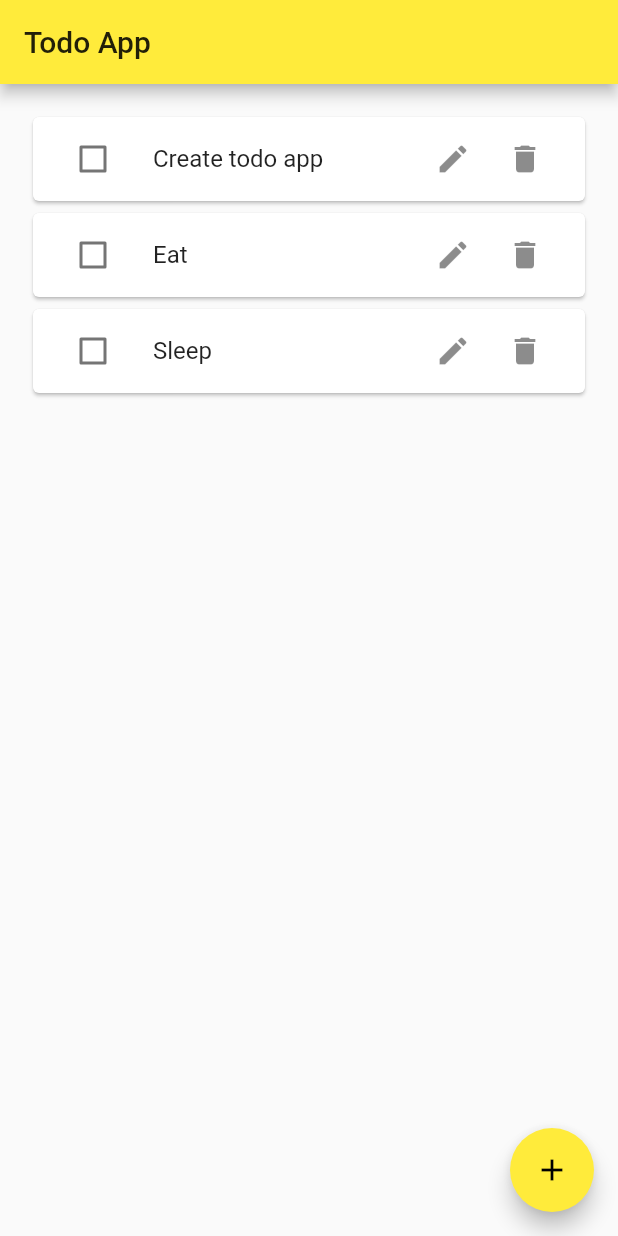
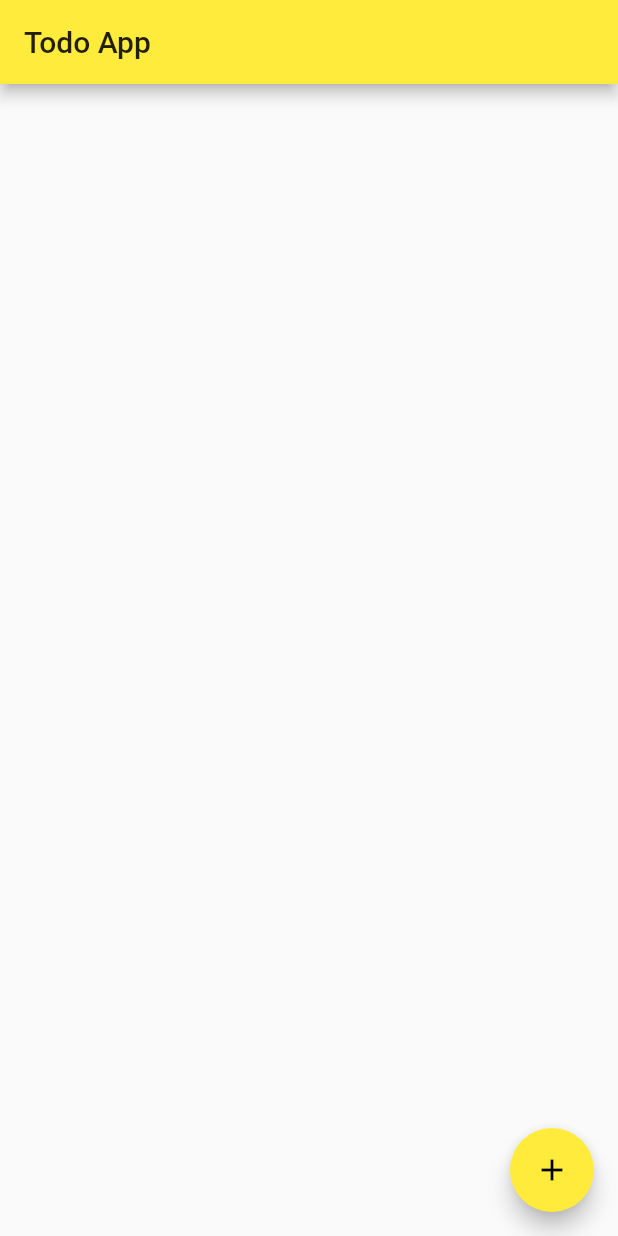
Before and after one commit to happyharis/ntu-flutter-workshop-2021, a Flutter app: the screen it shows after launch, on a phone screen of 412 x 824 dp. Run offline on Flutter 3.47's test engine with Material 2 defaults, Android fonts, the phone set to English and light mode, and no system bars.

Commit message:
Add task notifier

```diff
--- a/todo_app/lib/main.dart
+++ b/todo_app/lib/main.dart
@@ -1,4 +1,6 @@
 import 'package:flutter/material.dart';
+import 'package:provider/provider.dart';
+import 'package:todo_app/task_notifier.dart';
 import 'add_screen.dart';
 
 void main() {
@@ -8,13 +10,16 @@ void main() {
 class TodoApp extends StatelessWidget {
   @override
   Widget build(BuildContext context) {
-    return MaterialApp(
+    return ChangeNotifierProvider(
+      create: (context) => TaskNotifer(),
+      child: MaterialApp(
         title: 'Todo App',
         theme: ThemeData(primarySwatch: Colors.yellow),
         home: HomeScreen(),
         routes: {
           'add': (_) => AddScreen(),
         },
+      ),
     );
   }
 }
@@ -24,6 +29,7 @@ class HomeScreen extends StatelessWidget {
 
   @override
   Widget build(BuildContext context) {
+    final tasks = Provider.of<TaskNotifer>(context).tasks;
     return Scaffold(
       appBar: AppBar(title: Text('Todo App')),
       body: Padding(
@@ -78,13 +84,3 @@ class Task {
     required this.id,
   });
 }
-
-List<Task> tasks = [
-  Task(
-    title: 'Create todo app',
-    description: 'Listen to Haris not so boring lecture',
-    id: 1,
-  ),
-  Task(title: 'Eat', description: 'Lunch at MacDonalds', id: 2),
-  Task(title: 'Sleep', description: 'Knock out before 11pm', id: 3),
-];
--- /dev/null
+++ b/todo_app/lib/task_notifier.dart
@@ -0,0 +1,9 @@
+import 'package:flutter/material.dart';
+
+import 'main.dart';
+
+class TaskNotifer extends ChangeNotifier {
+  List<Task> _tasks = [];
+
+  List<Task> get tasks => _tasks;
+}
```
Lines whose indentation alone changed are shown as unchanged.
